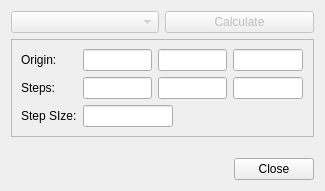
Qt form libavogadro/src/extensions/orbitaldialog.ui (cryos/avogadro) before a commit.
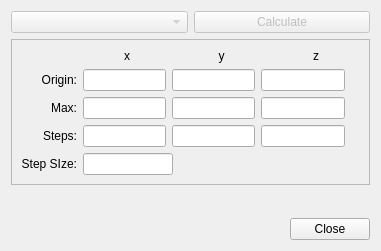
The same form after that commit.

```diff
--- a/libavogadro/src/extensions/orbitaldialog.ui
+++ b/libavogadro/src/extensions/orbitaldialog.ui
@@ -5,8 +5,8 @@
    <rect>
     <x>0</x>
     <y>0</y>
-    <width>325</width>
-    <height>191</height>
+    <width>381</width>
+    <height>251</height>
    </rect>
   </property>
   <property name="sizePolicy" >
@@ -18,25 +18,29 @@
   <property name="windowTitle" >
    <string>Orbitals</string>
   </property>
-  <layout class="QGridLayout" name="gridLayout_2" >
-   <item row="0" column="0" >
-    <widget class="QComboBox" name="orbitalCombo" >
-     <property name="enabled" >
-      <bool>false</bool>
-     </property>
-    </widget>
+  <layout class="QVBoxLayout" name="verticalLayout" >
+   <item>
+    <layout class="QHBoxLayout" name="horizontalLayout_6" >
+     <item>
+      <widget class="QComboBox" name="orbitalCombo" >
+       <property name="enabled" >
+        <bool>false</bool>
+       </property>
+      </widget>
+     </item>
+     <item>
+      <widget class="QPushButton" name="calculate" >
+       <property name="enabled" >
+        <bool>false</bool>
+       </property>
+       <property name="text" >
+        <string>Calculate</string>
+       </property>
+      </widget>
+     </item>
+    </layout>
    </item>
-   <item row="0" column="1" >
-    <widget class="QPushButton" name="calculate" >
-     <property name="enabled" >
-      <bool>false</bool>
-     </property>
-     <property name="text" >
-      <string>Calculate</string>
-     </property>
-    </widget>
-   </item>
-   <item row="1" column="0" colspan="2" >
+   <item>
     <widget class="QFrame" name="frame" >
      <property name="frameShape" >
       <enum>QFrame::StyledPanel</enum>
@@ -46,6 +50,62 @@
      </property>
      <layout class="QGridLayout" name="gridLayout" >
       <item row="0" column="1" >
+       <layout class="QHBoxLayout" name="horizontalLayout_5" >
+        <item>
+         <widget class="QLabel" name="label_5" >
+          <property name="text" >
+           <string>x</string>
+          </property>
+          <property name="alignment" >
+           <set>Qt::AlignBottom|Qt::AlignHCenter</set>
+          </property>
+          <property name="buddy" >
+           <cstring>originX</cstring>
+          </property>
+         </widget>
+        </item>
+        <item>
+         <widget class="QLabel" name="label_6" >
+          <property name="text" >
+           <string>y</string>
+          </property>
+          <property name="alignment" >
+           <set>Qt::AlignBottom|Qt::AlignHCenter</set>
+          </property>
+          <property name="buddy" >
+           <cstring>originX</cstring>
+          </property>
+         </widget>
+        </item>
+        <item>
+         <widget class="QLabel" name="label_7" >
+          <property name="text" >
+           <string>z</string>
+          </property>
+          <property name="alignment" >
+           <set>Qt::AlignBottom|Qt::AlignHCenter</set>
+          </property>
+          <property name="buddy" >
+           <cstring>originX</cstring>
+          </property>
+         </widget>
+        </item>
+       </layout>
+      </item>
+      <item row="1" column="0" >
+       <widget class="QLabel" name="label" >
+        <property name="text" >
+         <string>Origin:</string>
+        </property>
+        <property name="alignment" >
+         <set>Qt::AlignRight|Qt::AlignTrailing|Qt::AlignVCenter</set>
+        </property>
+        <property name="buddy" >
+         <cstring>originX</cstring>
+        </property>
+       </widget>
+      </item>
+      <item row="1" column="1" >
        <layout class="QHBoxLayout" name="horizontalLayout" >
         <item>
          <widget class="QLineEdit" name="originX" />
@@ -71,7 +131,59 @@
         </item>
        </layout>
       </item>
-      <item row="1" column="1" >
+      <item row="2" column="0" >
+       <widget class="QLabel" name="label_4" >
+        <property name="text" >
+         <string>Max:</string>
+        </property>
+        <property name="alignment" >
+         <set>Qt::AlignRight|Qt::AlignTrailing|Qt::AlignVCenter</set>
+        </property>
+        <property name="buddy" >
+         <cstring>stepsX</cstring>
+        </property>
+       </widget>
+      </item>
+      <item row="2" column="1" >
+       <layout class="QHBoxLayout" name="horizontalLayout_4" >
+        <item>
+         <widget class="QLineEdit" name="maxX" />
+        </item>
+        <item>
+         <widget class="QLineEdit" name="maxY" />
+        </item>
+        <item>
+         <widget class="QLineEdit" name="maxZ" />
+        </item>
+        <item>
+         <spacer name="horizontalSpacer_3" >
+          <property name="orientation" >
+           <enum>Qt::Horizontal</enum>
+          </property>
+          <property name="sizeHint" stdset="0" >
+           <size>
+            <width>40</width>
+            <height>20</height>
+           </size>
+          </property>
+         </spacer>
+        </item>
+       </layout>
+      </item>
+      <item row="3" column="0" >
+       <widget class="QLabel" name="label_3" >
+        <property name="text" >
+         <string>Steps:</string>
+        </property>
+        <property name="alignment" >
+         <set>Qt::AlignRight|Qt::AlignTrailing|Qt::AlignVCenter</set>
+        </property>
+        <property name="buddy" >
+         <cstring>stepsX</cstring>
+        </property>
+       </widget>
+      </item>
+      <item row="3" column="1" >
        <layout class="QHBoxLayout" name="horizontalLayout_2" >
         <item>
          <widget class="QLineEdit" name="stepsX" />
@@ -97,7 +209,20 @@
         </item>
        </layout>
       </item>
-      <item row="2" column="1" >
+      <item row="4" column="0" >
+       <widget class="QLabel" name="label_2" >
+        <property name="text" >
+         <string>Step SIze:</string>
+        </property>
+        <property name="alignment" >
+         <set>Qt::AlignRight|Qt::AlignTrailing|Qt::AlignVCenter</set>
+        </property>
+        <property name="buddy" >
+         <cstring>stepSize</cstring>
+        </property>
+       </widget>
+      </item>
+      <item row="4" column="1" >
        <layout class="QHBoxLayout" name="horizontalLayout_3" >
         <item>
          <widget class="QLineEdit" name="stepSize" >
@@ -130,7 +255,7 @@
         </item>
        </layout>
       </item>
-      <item row="3" column="1" >
+      <item row="5" column="0" colspan="2" >
        <spacer name="verticalSpacer" >
         <property name="orientation" >
          <enum>Qt::Vertical</enum>
@@ -146,40 +271,10 @@
         </property>
        </spacer>
       </item>
-      <item row="1" column="0" >
-       <widget class="QLabel" name="label_3" >
-        <property name="text" >
-         <string>Steps:</string>
-        </property>
-        <property name="buddy" >
-         <cstring>stepsX</cstring>
-        </property>
-       </widget>
-      </item>
-      <item row="2" column="0" >
-       <widget class="QLabel" name="label_2" >
-        <property name="text" >
-         <string>Step SIze:</string>
-        </property>
-        <property name="buddy" >
-         <cstring>stepSize</cstring>
-        </property>
-       </widget>
-      </item>
-      <item row="0" column="0" >
-       <widget class="QLabel" name="label" >
-        <property name="text" >
-         <string>Origin:</string>
-        </property>
-        <property name="buddy" >
-         <cstring>originX</cstring>
-        </property>
-       </widget>
-      </item>
      </layout>
     </widget>
    </item>
-   <item row="2" column="0" colspan="2" >
+   <item>
     <spacer name="verticalSpacer_2" >
      <property name="orientation" >
       <enum>Qt::Vertical</enum>
@@ -195,7 +290,7 @@
      </property>
     </spacer>
    </item>
-   <item row="3" column="0" colspan="2" >
+   <item>
     <widget class="QDialogButtonBox" name="buttonBox" >
      <property name="orientation" >
       <enum>Qt::Horizontal</enum>
```
Left out of the diff: 3 changed lines with no effect on the pictures.
